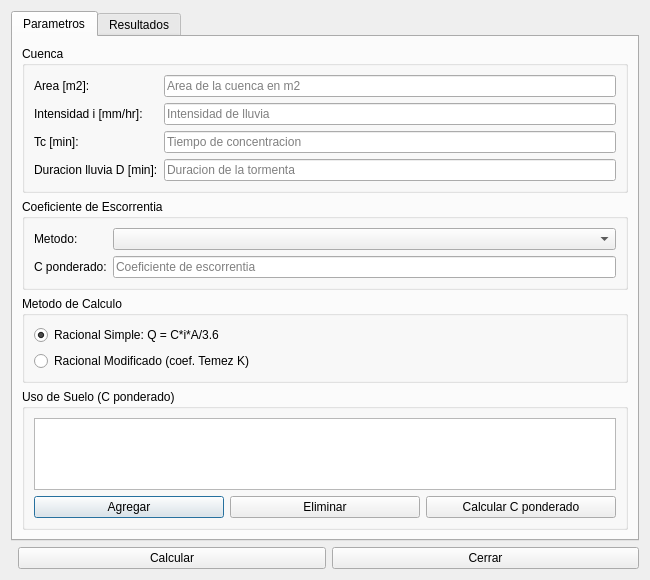
Qt form core/ui/toolbars/mdu/mdu_rational_method.ui (JoaquinAlvarado-py/giswater_qgis_plugin_CL) before a commit.
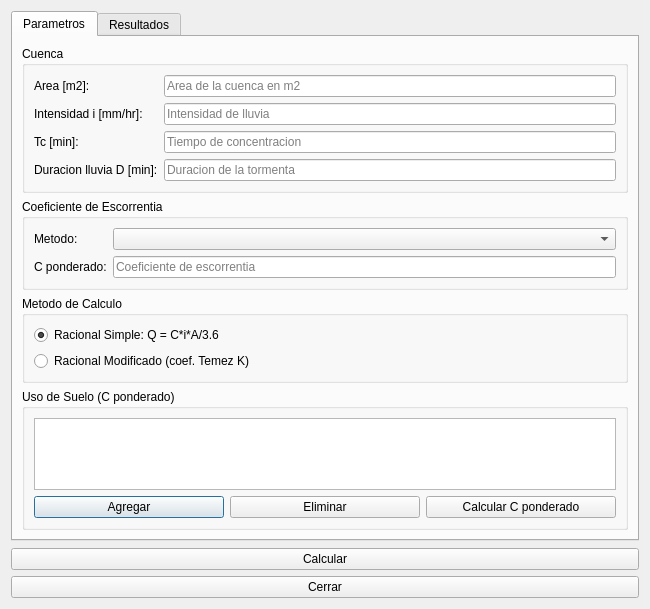
The same form after that commit.

Commit message:
fix: usar QGridLayout lyt_buttons en dialogos MDU
Corrige error 'no attribute lyt_buttons' al abrir dialogos.
Giswater requiere QGridLayout con nombre lyt_buttons para
agregar el boton de ayuda en los dialogos.

What changed in the file:
```diff
--- a/core/ui/toolbars/mdu/mdu_rational_method.ui
+++ b/core/ui/toolbars/mdu/mdu_rational_method.ui
@@ -72,7 +72,7 @@
     </widget>
    </item>
    <item>
-    <layout class="QHBoxLayout" name="btn_layout">
+    <layout class="QGridLayout" name="lyt_buttons">
      <item><spacer name="spacer"><property name="orientation"><enum>Qt::Horizontal</enum></property></spacer></item>
      <item><widget class="QPushButton" name="btn_calculate"><property name="text"><string>Calcular</string></property></widget></item>
      <item><widget class="QPushButton" name="btn_close"><property name="text"><string>Cerrar</string></property></widget></item>
```
The commit also changes 6 other files.
